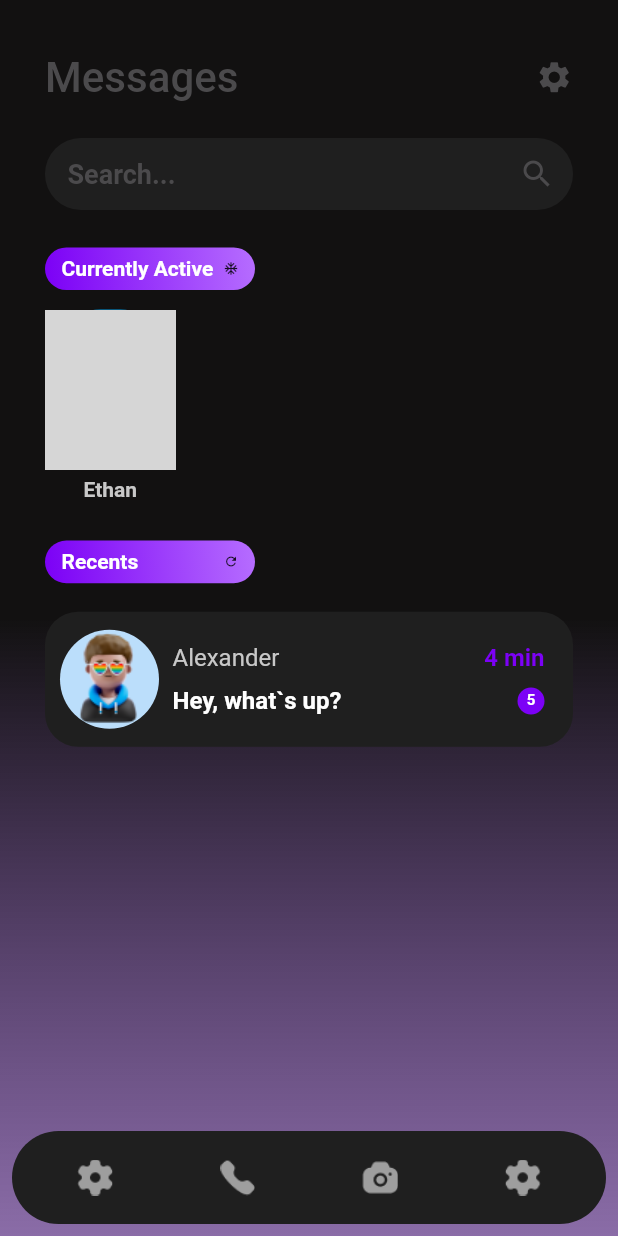
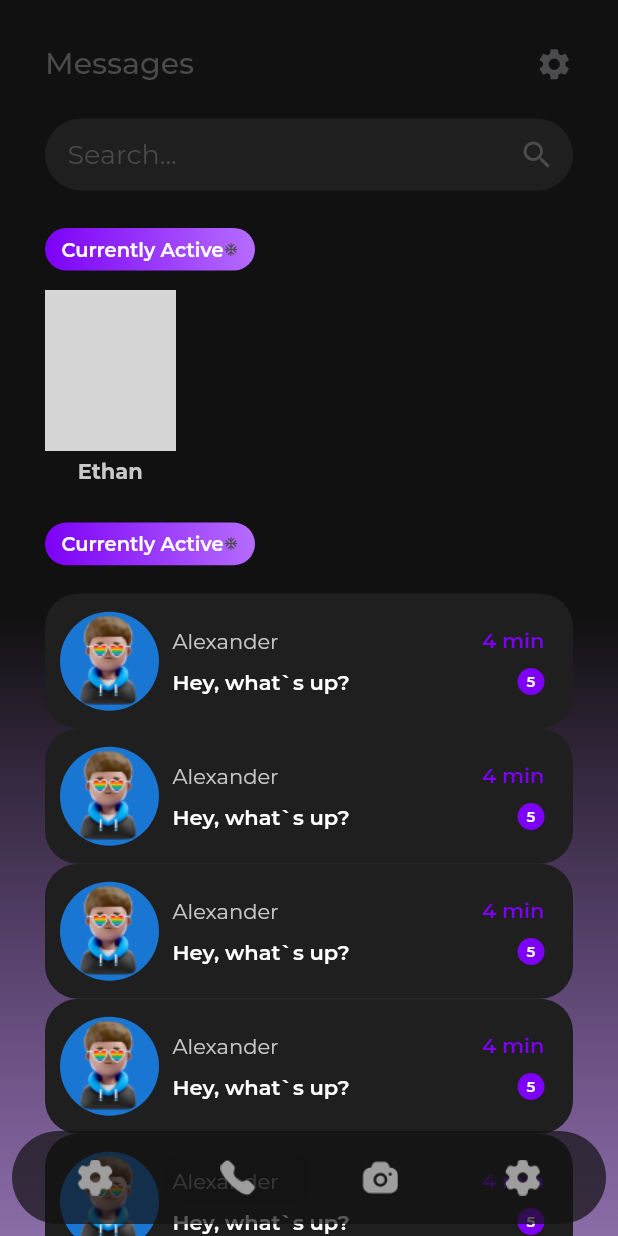
Before and after one commit to Muhammadqodir/open-control, a Flutter app: the HomePageScreen screen opened directly, on a phone screen of 412 x 824 dp. Run offline on Flutter 3.47's test engine with Material 2 defaults, Android fonts, the phone set to English and light mode, and no system bars; drawn by our look-alikes of floating_bottom_navigation_bar; our stand-ins replace google_fonts; network calls fail; Roboto replaces fonts that are missing (MontserratBold); grey boxes are pictures that could not be loaded.

```diff
--- a/opencontrol/lib/constants/themes.dart
+++ /dev/null
@@ -1,154 +0,0 @@
-import 'package:flutter/material.dart';
-
-const primaryColor = Color(0xFFFF69AE);
-const colorAccent = Color(0xFFE1F2F0);
-const lightGray = Color(0xFFcccccc);
-const textLargeColor = Color(0xff4B4A4C);
-const homeMediumColor = Color(0xff121111);
-const kSecondaryColor = Color(0xffFEE6E7);
-const textFieldBackground = Color(0xff1F1F1F);
-
-const kDefaultPadding = 20.0;
-
-BoxShadow shadow = BoxShadow(
-  color: Colors.grey.withOpacity(0.2),
-  spreadRadius: 0.4,
-  blurRadius: 1,
-  offset: const Offset(0, 1),
-);
-ThemeData lightTheme = ThemeData(
-  tabBarTheme: const TabBarTheme(
-    indicator: UnderlineTabIndicator(
-      borderSide: BorderSide(
-        color: primaryColor,
-        width: 2,
-      ),
-    ),
-  ),
-  brightness: Brightness.light,
-  primaryColor: primaryColor,
-  secondaryHeaderColor: colorAccent,
-  dividerColor: lightGray,
-  fontFamily: 'Montserrat',
-  textTheme: const TextTheme(
-    bodySmall: TextStyle(
-      color: Colors.black87,
-      fontSize: 12,
-    ),
-    bodyMedium: TextStyle(
-      color: Colors.black87,
-      fontSize: 16,
-    ),
-    bodyLarge: TextStyle(
-      color: Colors.black87,
-      fontSize: 20,
-    ),
-    titleLarge: TextStyle(
-      fontFamily: "MontserratBold",
-      color: textLargeColor,
-      fontSize: 28,
-    ),
-    titleMedium: TextStyle(
-      fontWeight: FontWeight.bold,
-      color: Colors.black87,
-      fontSize: 14.3,
-    ),
-    titleSmall: TextStyle(
-      color: Colors.black87,
-      fontWeight: FontWeight.bold,
-      fontSize: 12,
-    ),
-    headlineSmall: TextStyle(
-      color: Colors.white,
-      fontWeight: FontWeight.w400,
-      fontSize: 12,
-    ),
-    headlineMedium: TextStyle(
-      color: Colors.white,
-      fontWeight: FontWeight.w400,
-      fontSize: 16,
-    ),
-    headlineLarge: TextStyle(
-      color: Colors.white,
-      fontWeight: FontWeight.bold,
-      fontSize: 24,
-    ),
-  ),
-  scaffoldBackgroundColor: Colors.white,
-  appBarTheme: const AppBarTheme(
-    backgroundColor: Colors.white,
-  ),
-  bottomNavigationBarTheme: const BottomNavigationBarThemeData(
-    backgroundColor: Colors.white,
-    elevation: 0,
-  ),
-);
-
-ThemeData darkTheme = ThemeData(
-  tabBarTheme: const TabBarTheme(
-    indicator: UnderlineTabIndicator(
-      borderSide: BorderSide(
-        color: primaryColor,
-        width: 2,
-      ),
-    ),
-  ),
-  brightness: Brightness.dark,
-  primaryColor: primaryColor,
-  secondaryHeaderColor: const Color(0xFF1E1E1E),
-  dividerColor: const Color(0xFF515151),
-  fontFamily: 'Montserrat',
-  textTheme: const TextTheme(
-    bodySmall: TextStyle(
-      color: Colors.white,
-      fontSize: 12,
-    ),
-    bodyMedium: TextStyle(
-      color: Colors.white,
-      fontSize: 16,
-    ),
-    bodyLarge: TextStyle(
-      color: Colors.white,
-      fontSize: 20,
-    ),
-    titleLarge: TextStyle(
-      fontFamily: "MontserratBold",
-      color: Colors.white,
-      fontWeight: FontWeight.bold,
-      fontSize: 16,
-    ),
-    titleMedium: TextStyle(
-      color: Colors.white,
-      fontWeight: FontWeight.bold,
-      fontSize: 16,
-    ),
-    titleSmall: TextStyle(
-      color: Colors.white,
-      fontWeight: FontWeight.bold,
-      fontSize: 12,
-    ),
-    headlineSmall: TextStyle(
-      color: Colors.white,
-      fontWeight: FontWeight.w400,
-      fontSize: 12,
-    ),
-    headlineMedium: TextStyle(
-      color: Colors.white,
-      fontWeight: FontWeight.w400,
-      fontSize: 16,
-    ),
-    headlineLarge: TextStyle(
-      color: Colors.white,
-      fontWeight: FontWeight.bold,
-      fontSize: 24,
-    ),
-  ),
-  scaffoldBackgroundColor: const Color(0xFF121212),
-  appBarTheme: const AppBarTheme(
-    backgroundColor: Color(0xFF121212),
-  ),
-  bottomNavigationBarTheme: const BottomNavigationBarThemeData(
-    backgroundColor: Color(0xFF121212),
-    elevation: 0,
-  ),
-);
--- a/opencontrol/lib/screens/chat_screen.dart
+++ b/opencontrol/lib/screens/chat_screen.dart
@@ -1,7 +1,6 @@
 import 'package:flutter/material.dart';
-import 'package:opencontrol/constants/themes.dart';
-
-import '../constants/constants_colors.dart';
+import 'package:opencontrol/constants/constants_colors.dart';
+import 'package:opencontrol/themes.dart';
 
 class ChatScreen extends StatelessWidget {
   const ChatScreen({super.key});
--- a/opencontrol/lib/screens/home_page_screen.dart
+++ b/opencontrol/lib/screens/home_page_screen.dart
@@ -1,16 +1,21 @@
 import 'package:flutter/material.dart';
 import 'package:opencontrol/constants/constants_colors.dart';
 import 'package:opencontrol/screens/chat_screen.dart';
+import 'package:opencontrol/widgets/on_tap_scale_and_fade.dart';
 import 'package:opencontrol/widgets/primary_card.dart';
 import 'package:opencontrol/widgets/recent_user_card.dart';
 import 'package:opencontrol/widgets/text_field_home_page.dart';
-import '../constants/themes.dart';
 import '../widgets/bottom_navigation.dart';
 import '../widgets/active_user_card.dart';
 
-class HomePageScreen extends StatelessWidget {
+class HomePageScreen extends StatefulWidget {
   const HomePageScreen({super.key});
 
+  @override
+  State<HomePageScreen> createState() => _HomePageScreenState();
+}
+
+class _HomePageScreenState extends State<HomePageScreen> {
   @override
   Widget build(BuildContext context) {
     return Container(
@@ -24,10 +29,18 @@ class HomePageScreen extends StatelessWidget {
           ])),
       child: Scaffold(
         backgroundColor: Colors.transparent,
-        bottomNavigationBar: const BottomNavigation(),
-        body: SafeArea(
-          minimum: const EdgeInsets.symmetric(horizontal: 30, vertical: 35),
-          child: Column(
+        body: Stack(
+          children: [
+            SafeArea(
+              minimum: const EdgeInsets.only(
+                right: 30,
+                left: 30,
+                top: 30,
+              ),
+              child: ListView(
+                physics: BouncingScrollPhysics(),
+                children: [
+                  Column(
                     crossAxisAlignment: CrossAxisAlignment.start,
                     children: [
                       Row(
@@ -39,7 +52,7 @@ class HomePageScreen extends StatelessWidget {
                           Expanded(child: Container()),
                           const Icon(
                             Icons.settings,
-                    color: textLargeColor,
+                            color: textPrimaryColor,
                             size: 25,
                           ),
                         ],
@@ -70,19 +83,15 @@ class HomePageScreen extends StatelessWidget {
                         height: 26,
                       ),
                       const PrimaryCard(
-                text: 'Recents',
-                icon: Icons.refresh,
+                        text: 'Currently Active',
+                        icon: Icons.ac_unit,
                       ),
                       const SizedBox(
                         height: 19,
                       ),
-              GestureDetector(
-                onTap: () {
-                  Route route =
-                      MaterialPageRoute(builder: (context) => ChatScreen());
-                  Navigator.push(context, route);
-                },
-                child: const RecentUserCard(
+                      OnTapScaleAndFade(
+                          lowerBound: 0.95,
+                          child: RecentUserCard(
                             image: AssetImage(
                               'assets/images/user2.png',
                             ),
@@ -91,9 +100,101 @@ class HomePageScreen extends StatelessWidget {
                             time: '4 min',
                             countMessage: 5,
                           ),
+                          onTap: () {
+                            Route route = MaterialPageRoute(
+                                builder: (context) => ChatScreen());
+                            Navigator.push(context, route);
+                          }),
+                      OnTapScaleAndFade(
+                          lowerBound: 0.95,
+                          child: RecentUserCard(
+                            image: AssetImage(
+                              'assets/images/user2.png',
+                            ),
+                            name: 'Alexander',
+                            text: 'Hey, what`s up?',
+                            time: '4 min',
+                            countMessage: 5,
+                          ),
+                          onTap: () {
+                            Route route = MaterialPageRoute(
+                                builder: (context) => ChatScreen());
+                            Navigator.push(context, route);
+                          }),
+                      OnTapScaleAndFade(
+                          lowerBound: 0.95,
+                          child: RecentUserCard(
+                            image: AssetImage(
+                              'assets/images/user2.png',
+                            ),
+                            name: 'Alexander',
+                            text: 'Hey, what`s up?',
+                            time: '4 min',
+                            countMessage: 5,
+                          ),
+                          onTap: () {
+                            Route route = MaterialPageRoute(
+                                builder: (context) => ChatScreen());
+                            Navigator.push(context, route);
+                          }),
+                      OnTapScaleAndFade(
+                          lowerBound: 0.95,
+                          child: RecentUserCard(
+                            image: AssetImage(
+                              'assets/images/user2.png',
+                            ),
+                            name: 'Alexander',
+                            text: 'Hey, what`s up?',
+                            time: '4 min',
+                            countMessage: 5,
+                          ),
+                          onTap: () {
+                            Route route = MaterialPageRoute(
+                                builder: (context) => ChatScreen());
+                            Navigator.push(context, route);
+                          }),
+                      OnTapScaleAndFade(
+                          lowerBound: 0.95,
+                          child: RecentUserCard(
+                            image: AssetImage(
+                              'assets/images/user2.png',
+                            ),
+                            name: 'Alexander',
+                            text: 'Hey, what`s up?',
+                            time: '4 min',
+                            countMessage: 5,
+                          ),
+                          onTap: () {
+                            Route route = MaterialPageRoute(
+                                builder: (context) => ChatScreen());
+                            Navigator.push(context, route);
+                          }),
+                      OnTapScaleAndFade(
+                          lowerBound: 0.95,
+                          child: RecentUserCard(
+                            image: AssetImage(
+                              'assets/images/user2.png',
+                            ),
+                            name: 'Alexander',
+                            text: 'Hey, what`s up?',
+                            time: '4 min',
+                            countMessage: 5,
+                          ),
+                          onTap: () {
+                            Route route = MaterialPageRoute(
+                                builder: (context) => ChatScreen());
+                            Navigator.push(context, route);
+                          }),
+                    ],
                   ),
                 ],
               ),
+            ),
+            Align(
+              alignment: Alignment.bottomCenter,
+              child: BottomNavigation(),
+            ),
+          ],
         ),
       ),
     );
--- a/opencontrol/lib/widgets/bottom_navigation.dart
+++ b/opencontrol/lib/widgets/bottom_navigation.dart
@@ -1,6 +1,6 @@
 import 'package:floating_bottom_navigation_bar/floating_bottom_navigation_bar.dart';
 import 'package:flutter/material.dart';
-import 'package:opencontrol/constants/themes.dart';
+import 'package:opencontrol/constants/constants_colors.dart';
 
 class BottomNavigation extends StatelessWidget {
   const BottomNavigation({super.key});
@@ -10,14 +10,14 @@ class BottomNavigation extends StatelessWidget {
     return FloatingNavbar(
       borderRadius: 55,
       padding: const EdgeInsets.symmetric(vertical: 15),
-      backgroundColor: textFieldBackground,
-      selectedBackgroundColor: textFieldBackground,
+      backgroundColor: homePageBackColor.withOpacity(0.7),
+      selectedBackgroundColor: homePageBackColor.withOpacity(0.3),
       selectedItemColor: const Color(0xff7C01F6),
       unselectedItemColor: const Color(0xff4D4C4E),
       onTap: (int val) {
-        //returns tab id which is user tapped
+        print(val);
       },
-      currentIndex: 0,
+      currentIndex: 1,
       items: [
         FloatingNavbarItem(
             customWidget: const ImageIcon(
--- /dev/null
+++ b/opencontrol/lib/widgets/on_tap_scale_and_fade.dart
@@ -0,0 +1,72 @@
+import 'dart:async';
+
+import 'package:flutter/material.dart';
+
+class OnTapScaleAndFade extends StatefulWidget {
+  final Widget child;
+  final void Function() onTap;
+  final double lowerBound;
+  const OnTapScaleAndFade(
+      {Key? key,
+      required this.child,
+      required this.onTap,
+      this.lowerBound = 0.85})
+      : super(key: key);
+
+  @override
+  State<OnTapScaleAndFade> createState() => _OnTapScaleAndFadeState();
+}
+
+class _OnTapScaleAndFadeState extends State<OnTapScaleAndFade>
+    with TickerProviderStateMixin {
+  double squareScaleA = 1;
+  late AnimationController _controllerA;
+  @override
+  void initState() {
+    _controllerA = AnimationController(
+      vsync: this,
+      lowerBound: widget.lowerBound,
+      upperBound: 1.0,
+      value: 1,
+      duration: const Duration(milliseconds: 50),
+    );
+    _controllerA.addListener(() {
+      setState(() {
+        squareScaleA = _controllerA.value;
+      });
+    });
+    super.initState();
+  }
+
+  @override
+  Widget build(BuildContext context) {
+    return GestureDetector(
+      behavior: HitTestBehavior.translucent,
+      onTap: () {
+        _controllerA.reverse();
+        widget.onTap();
+      },
+      onTapDown: (dp) {
+        _controllerA.reverse();
+      },
+      onTapUp: (dp) {
+        Timer(const Duration(milliseconds: 50), () {
+          _controllerA.fling();
+        });
+      },
+      onTapCancel: () {
+        _controllerA.fling();
+      },
+      child: Transform.scale(
+        scale: squareScaleA,
+        child: widget.child,
+      ),
+    );
+  }
+
+  @override
+  void dispose() {
+    _controllerA.dispose();
+    super.dispose();
+  }
+}
--- a/opencontrol/lib/widgets/primary_card.dart
+++ b/opencontrol/lib/widgets/primary_card.dart
@@ -28,7 +28,7 @@ class PrimaryCard extends StatelessWidget {
           Text(
             text,
             style: const TextStyle(
-                fontSize: 14, color: Colors.white, fontWeight: FontWeight.w600),
+                fontSize: 13, color: Colors.white, fontWeight: FontWeight.w600),
           ),
           Expanded(
             child: Container(),
--- a/opencontrol/lib/widgets/text_field_home_page.dart
+++ b/opencontrol/lib/widgets/text_field_home_page.dart
@@ -1,5 +1,5 @@
 import 'package:flutter/material.dart';
-import '../constants/themes.dart';
+import 'package:opencontrol/constants/constants_colors.dart';
 
 class TextFieldHomePage extends StatelessWidget {
   const TextFieldHomePage({super.key});
@@ -14,14 +14,14 @@ class TextFieldHomePage extends StatelessWidget {
         hintText: 'Search...',
         suffixIcon: const Icon(
           Icons.search,
-          color: textLargeColor,
+          color: textPrimaryColor,
         ),
         hintStyle: const TextStyle(
-          color: textLargeColor,
+          color: textPrimaryColor,
           fontSize: 18,
         ),
         filled: true,
-        fillColor: textFieldBackground,
+        fillColor: kPrimaryColor,
         contentPadding: const EdgeInsets.only(left: 15),
         border: OutlineInputBorder(
           borderRadius: BorderRadius.circular(50.0),
```
Also changed, not shown: opencontrol/lib/constants/constants_colors.dart (+7 -1 lines), opencontrol/lib/main.dart (+7 -3 lines), opencontrol/lib/screens/register_page_screen.dart (added, +65 -0 lines), opencontrol/lib/themes.dart (added, +207 -0 lines), opencontrol/assets/images/logo.png (added). Lines whose indentation alone changed are shown as unchanged.
